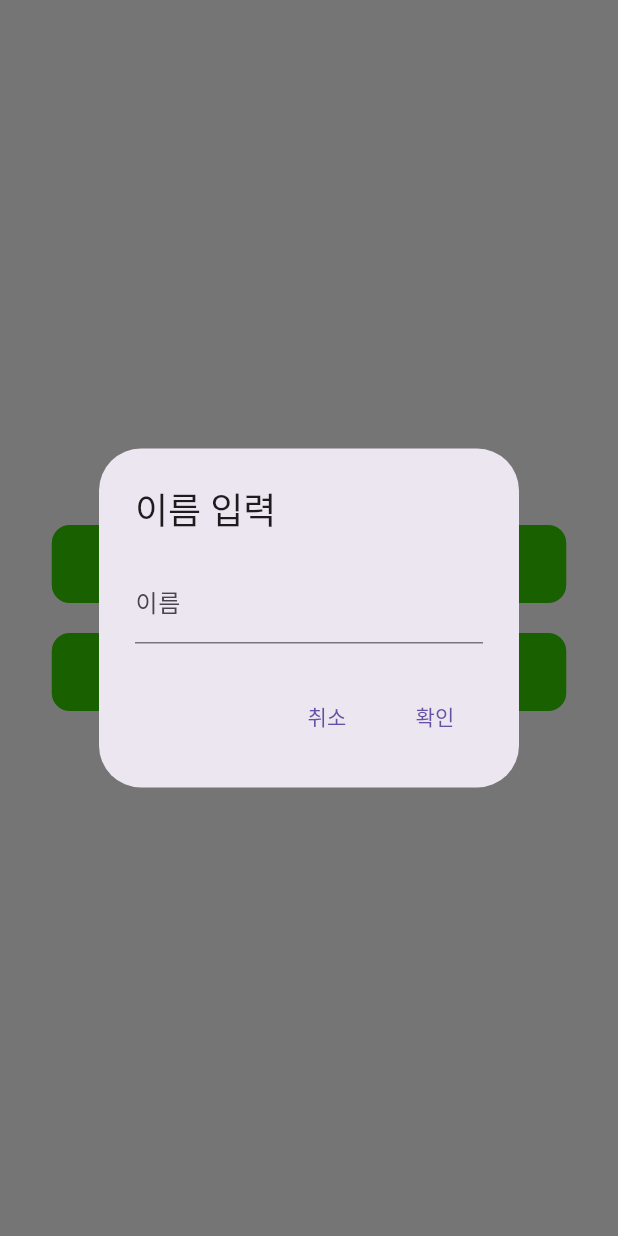
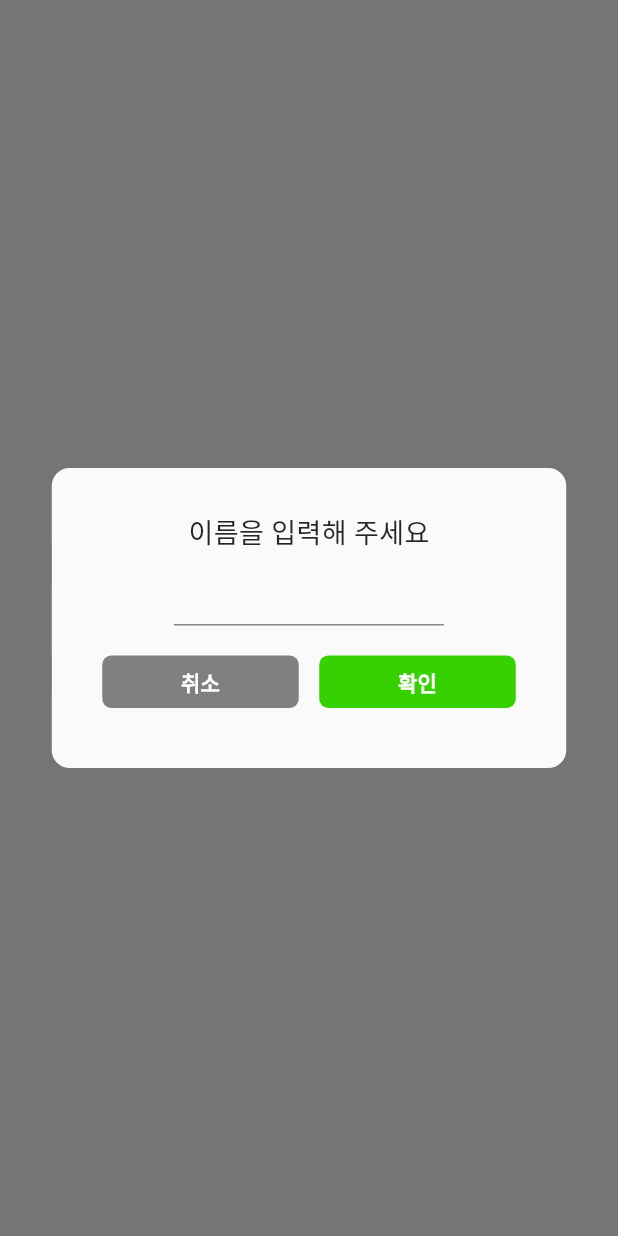
Before and after one commit to minyoung10/moflutter, a Flutter app: the screen it shows after launch, after a tap on "익명 로그인", on a phone screen of 412 x 824 dp. Run offline on Flutter 3.47's test engine with Material 3 defaults, Android fonts, the phone set to English and light mode, and no system bars; our stand-ins replace cloud_firestore, firebase_auth, firebase_core, firebase_storage, google_sign_in, image_picker; accounts and stored records are empty; Roboto replaces fonts that are missing (Pretendard); statements that could not run were skipped.

Commit message:
complete 1

```diff
--- a/lib/screen/account/login.dart
+++ b/lib/screen/account/login.dart
@@ -22,25 +22,84 @@ class _NameInputDialogState extends State<NameInputDialog> {
   @override
   Widget build(BuildContext context) {
     return AlertDialog(
-      title: const Text('이름 입력'),
-      content: TextField(
+      shadowColor: Colors.transparent,
+      contentPadding: const EdgeInsets.all(0), // padding을 0으로 설정
+      insetPadding: const EdgeInsets.all(16), // 화면 주변 padding 설정
+      backgroundColor: const Color.fromRGBO(250, 250, 250, 1),
+      shape: RoundedRectangleBorder(
+        borderRadius: BorderRadius.circular(12),
+      ),
+      content: SizedBox(
+        width: 343, // 원하는 가로 길이 설정
+        height: 200, // 원하는 세로 길이 설정
+        child: Padding(
+          padding: const EdgeInsets.all(20),
+          child: Column(
+            // mainAxisAlignment: MainAxisAlignment.center,
+            children: [
+              const SizedBox(height: 10),
+              Text("이름을 입력해 주세요", style: blackw500.copyWith(fontSize: 18)),
+              Container(
+                width: 180, // 너비 조절
+                child: TextField(
                   controller: _nameController,
-        decoration: const InputDecoration(labelText: '이름'),
+                  decoration: const InputDecoration(
+                    enabledBorder: UnderlineInputBorder(
+                      borderSide: BorderSide(color: Colors.black45),
                     ),
-      actions: [
-        TextButton(
+                    focusedBorder: UnderlineInputBorder(
+                      borderSide: BorderSide(color: Colors.black45),
+                    ),
+                  ),
+                ),
+              ),
+              const SizedBox(height: 20),
+              Row(
+                mainAxisAlignment: MainAxisAlignment.spaceEvenly,
+                children: [
+                  SizedBox(
+                    width: 131,
+                    height: 35,
+                    child: ElevatedButton(
+                      style: ElevatedButton.styleFrom(
+                        shadowColor: Colors.transparent,
+                        backgroundColor: const Color(0xFF808080),
+                        shape: RoundedRectangleBorder(
+                          borderRadius: BorderRadius.circular(6), // 모서리 반경 설정
+                        ),
+                      ),
+                      child:
+                          Text("취소", style: whitew700.copyWith(fontSize: 14)),
                       onPressed: () {
-            Navigator.pop(context); // 닫기 버튼
+                        Navigator.of(context).pop();
                       },
-          child: const Text('취소'),
                     ),
-        TextButton(
+                  ),
+                  SizedBox(
+                    width: 131,
+                    height: 35,
+                    child: ElevatedButton(
+                      style: ElevatedButton.styleFrom(
+                        shadowColor: Colors.transparent,
+                        backgroundColor: Theme.of(context).primaryColor,
+                        shape: RoundedRectangleBorder(
+                          borderRadius: BorderRadius.circular(6), // 모서리 반경 설정
+                        ),
+                      ),
+                      child:
+                          Text("확인", style: whitew700.copyWith(fontSize: 14)),
                       onPressed: () {
-            Navigator.pop(context, _nameController.text); // 입력한 이름 반환
+                        Navigator.pop(
+                            context, _nameController.text); // 입력한 이름 반환
                       },
-          child: const Text('확인'),
+                    ),
                   ),
                 ],
+              ),
+            ],
+          ),
+        ),
+      ),
     );
   }
 }
@@ -121,6 +180,14 @@ class _LoginPageScreenState extends State<LoginPage> {
         context: context,
         builder: (context) => const NameInputDialog(),
       );
+
+      // username이 null인지 확인
+      if (username == null) {
+        // username이 null인 경우 처리 (예: 사용자가 입력 취소한 경우)
+        debugPrint("Username이 null입니다. 로그인 프로세스를 중단합니다.");
+        return;
+      }
+
       UserProvider.userName = username;
       final userCredential = await FirebaseAuth.instance.signInAnonymously();
       final db = FirebaseFirestore.instance;
@@ -137,10 +204,10 @@ class _LoginPageScreenState extends State<LoginPage> {
     } on FirebaseAuthException catch (e) {
       switch (e.code) {
         case "operation-not-allowed":
-          debugPrint("Anonymous auth hasn't been enabled for this project.");
+          debugPrint("프로젝트에서 익명 인증이 활성화되지 않았습니다.");
           break;
         default:
-          debugPrint("Unknown error.");
+          debugPrint("알 수 없는 오류가 발생했습니다.");
       }
     }
   }
```
Also changed, not shown: lib/screen/room/room.dart (+25 -21 lines), 3 other files. Lines whose indentation alone changed are shown as unchanged.
